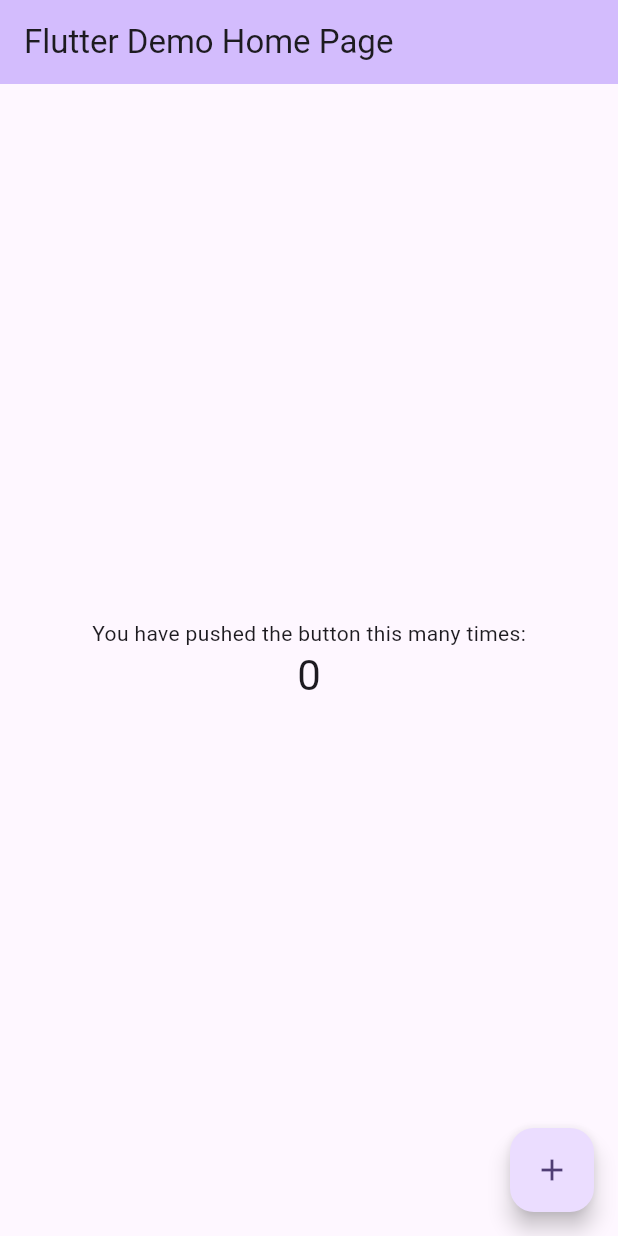
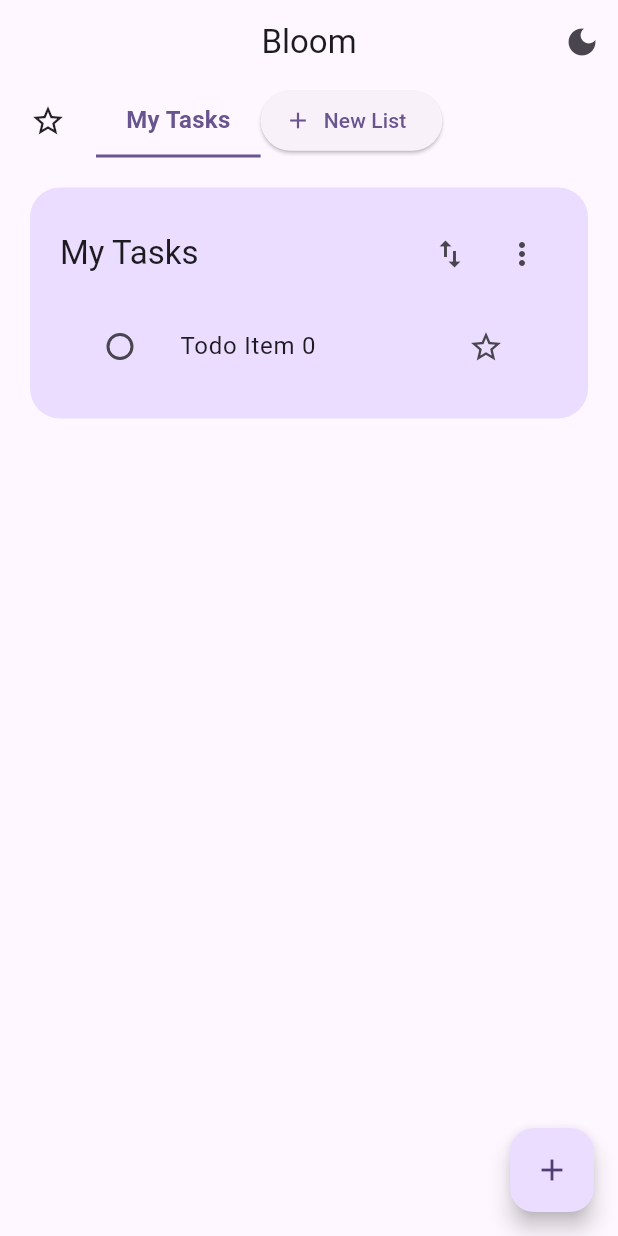
Before and after one commit to manthan307/bloom, a Flutter app: the screen it shows after launch, on a phone screen of 412 x 824 dp. Run offline on Flutter 3.47's test engine with Material 3 defaults, Android fonts, the phone set to English and light mode, and no system bars; drawn by our look-alikes of dynamic_color; our stand-ins replace flutter_riverpod, shared_preferences.

Commit message:
added tab bar

```diff
--- /dev/null
+++ b/devtools_options.yaml
@@ -0,0 +1,3 @@
+description: This file stores settings for Dart & Flutter DevTools.
+documentation: https://docs.flutter.dev/tools/devtools/extensions#configure-extension-enablement-states
+extensions:
--- /dev/null
+++ b/lib/home/home.dart
@@ -0,0 +1,133 @@
+import 'package:bloom/home/todo.dart';
+import 'package:bloom/utils/provider/theme_provider.dart';
+import 'package:flutter/material.dart';
+import 'package:flutter_riverpod/flutter_riverpod.dart';
+
+class HomePage extends ConsumerStatefulWidget {
+  const HomePage({super.key});
+
+  @override
+  ConsumerState<HomePage> createState() => _HomePageState();
+}
+
+class _HomePageState extends ConsumerState<HomePage> {
+  final PageController _pageController = PageController(initialPage: 1);
+  int _selectedIndex = 1;
+
+  void _onTabTap(int index) {
+    setState(() {
+      _selectedIndex = index;
+    });
+    _pageController.animateToPage(
+      index,
+      duration: const Duration(milliseconds: 300),
+      curve: Curves.easeInOut,
+    );
+  }
+
+  void _onPageChanged(int index) {
+    setState(() {
+      _selectedIndex = index;
+    });
+  }
+
+  Widget _buildTab(int index, {Icon? icon, String? title}) {
+    final isSelected = _selectedIndex == index;
+    return GestureDetector(
+      onTap: () => _onTabTap(index),
+      child: Container(
+        padding: EdgeInsets.symmetric(vertical: 12, horizontal: 20),
+        decoration: BoxDecoration(
+          border:
+              isSelected
+                  ? Border(
+                    bottom: BorderSide(
+                      color: Theme.of(context).colorScheme.primary,
+                      width: 2,
+                    ),
+                  )
+                  : null,
+        ),
+        child:
+            title != null
+                ? Text(
+                  title,
+                  style: TextStyle(
+                    color:
+                        isSelected
+                            ? Theme.of(context).colorScheme.primary
+                            : null,
+                    fontSize: 16,
+                    fontWeight: FontWeight.bold,
+                  ),
+                )
+                : icon != null
+                ? Icon(
+                  icon.icon,
+                  color:
+                      isSelected ? Theme.of(context).colorScheme.primary : null,
+                  size: 24,
+                )
+                : SizedBox.shrink(),
+      ),
+    );
+  }
+
+  Widget _buildButton(String text, VoidCallback onPressed, {Icon? icon}) {
+    return ElevatedButton.icon(
+      onPressed: onPressed,
+      label: Text(text),
+      icon: icon,
+    );
+  }
+
+  @override
+  Widget build(BuildContext context) {
+    final themeMode = ref.watch(themeModeProvider);
+    final isDark = themeMode == ThemeMode.dark;
+
+    return Scaffold(
+      appBar: AppBar(
+        title: Text('Bloom'),
+        centerTitle: true,
+        actions: [
+          IconButton(
+            icon: Icon(!isDark ? Icons.dark_mode : Icons.light_mode),
+            onPressed: () {
+              ref.read(themeModeProvider.notifier).toggleTheme(!isDark);
+            },
+          ),
+        ],
+      ),
+      body: Column(
+        children: [
+          Row(
+            mainAxisAlignment: MainAxisAlignment.start,
+            children: [
+              _buildTab(0, icon: Icon(Icons.star_border_outlined)),
+              _buildTab(1, title: 'My Tasks'),
+              _buildButton('New List', () {}, icon: Icon(Icons.add)),
+            ],
+          ),
+          Expanded(
+            child: PageView(
+              controller: _pageController,
+              onPageChanged: _onPageChanged,
+              children: [
+                Center(child: Text('Favourites')),
+                Todo(),
+                SizedBox.shrink(),
+              ],
+            ),
+          ),
+        ],
+      ),
+      floatingActionButton: FloatingActionButton(
+        onPressed: () {
+          // Add your action here
+        },
+        child: Icon(Icons.add),
+      ),
+    );
+  }
+}
--- /dev/null
+++ b/lib/home/todo.dart
@@ -0,0 +1,79 @@
+import 'package:bloom/utils/provider/theme_provider.dart';
+import 'package:flutter/material.dart';
+import 'package:flutter_riverpod/flutter_riverpod.dart';
+
+class Todo extends ConsumerStatefulWidget {
+  const Todo({super.key});
+
+  @override
+  ConsumerState<Todo> createState() => _TodoState();
+}
+
+class _TodoState extends ConsumerState<Todo> {
+  @override
+  Widget build(BuildContext context) {
+    final themeMode = ref.watch(themeModeProvider);
+    final isDark = themeMode == ThemeMode.dark;
+
+    return RefreshIndicator(
+      onRefresh: () async {
+        await Future.delayed(const Duration(seconds: 2));
+      },
+      child: SingleChildScrollView(
+        physics: const AlwaysScrollableScrollPhysics(),
+        child: Card(
+          color: Theme.of(
+            context,
+          ).colorScheme.primaryContainer.withValues(alpha: isDark ? 0.2 : 1),
+          elevation: 0,
+          margin: const EdgeInsets.all(20),
+          shape: RoundedRectangleBorder(
+            borderRadius: BorderRadius.circular(20),
+          ),
+          child: Padding(
+            padding: const EdgeInsets.all(20),
+            child: Column(
+              children: [
+                Row(
+                  children: [
+                    Text(
+                      'My Tasks',
+                      style: Theme.of(context).textTheme.titleLarge,
+                    ),
+                    const Spacer(),
+                    IconButton(
+                      icon: const Icon(Icons.swap_vert),
+                      onPressed: () {},
+                    ),
+                    IconButton(
+                      icon: const Icon(Icons.more_vert),
+                      onPressed: () {},
+                    ),
+                  ],
+                ),
+                const SizedBox(height: 10),
+                // Use Column + List.generate instead of ListView
+                Column(
+                  children: List.generate(1, (index) {
+                    return ListTile(
+                      title: Text('Todo Item $index'),
+                      leading: Checkbox(
+                        value: false,
+                        onChanged: (value) {},
+                        shape: const CircleBorder(),
+                      ),
+                      trailing: IconButton(
+                        icon: const Icon(Icons.star_border_outlined),
+                        onPressed: () {},
+                      ),
+                    );
+                  }),
+                ),
+              ],
+            ),
+          ),
+        ),
+      ),
+    );
+  }
+}
--- a/lib/main.dart
+++ b/lib/main.dart
@@ -1,67 +1,46 @@
+import 'package:bloom/home/home.dart';
+import 'package:bloom/utils/provider/theme_provider.dart';
+import 'package:dynamic_color/dynamic_color.dart';
 import 'package:flutter/material.dart';
+import 'package:flutter_riverpod/flutter_riverpod.dart';
 
 void main() {
-  runApp(const MyApp());
+  WidgetsFlutterBinding.ensureInitialized();
+  runApp(ProviderScope(child: MyApp()));
 }
 
-class MyApp extends StatelessWidget {
+class MyApp extends ConsumerWidget {
   const MyApp({super.key});
 
   @override
-  Widget build(BuildContext context) {
-    return MaterialApp(
-      title: 'Flutter Demo',
-      theme: ThemeData(
-        colorScheme: ColorScheme.fromSeed(seedColor: Colors.deepPurple),
-      ),
-      home: const MyHomePage(title: 'Flutter Demo Home Page'),
+  Widget build(BuildContext context, WidgetRef ref) {
+    final themeMode = ref.watch(themeModeProvider);
+
+    return DynamicColorBuilder(
+      builder: (ColorScheme? lightDynamic, ColorScheme? darkDynamic) {
+        return MaterialApp(
+          title: 'Flutter Demo',
+          debugShowCheckedModeBanner: false,
+          theme: ThemeData(
+            colorScheme:
+                lightDynamic ??
+                ColorScheme.fromSeed(
+                  seedColor: Colors.deepPurple,
+                  brightness: Brightness.light,
+                ),
+          ),
+          darkTheme: ThemeData(
+            colorScheme:
+                darkDynamic ??
+                ColorScheme.fromSeed(
+                  seedColor: Colors.deepPurple,
+                  brightness: Brightness.dark,
+                ),
+          ),
+          themeMode: themeMode,
+          home: const HomePage(),
+        );
+      },
     );
   }
 }
-
-class MyHomePage extends StatefulWidget {
-  const MyHomePage({super.key, required this.title});
-
-  final String title;
-
-  @override
-  State<MyHomePage> createState() => _MyHomePageState();
-}
-
-class _MyHomePageState extends State<MyHomePage> {
-  int _counter = 0;
-
-  void _incrementCounter() {
-    setState(() {
-      _counter++;
-    });
-  }
-
-  @override
-  Widget build(BuildContext context) {
-    return Scaffold(
-      appBar: AppBar(
-        backgroundColor: Theme.of(context).colorScheme.inversePrimary,
-
-        title: Text(widget.title),
-      ),
-      body: Center(
-        child: Column(
-          mainAxisAlignment: MainAxisAlignment.center,
-          children: <Widget>[
-            const Text('You have pushed the button this many times:'),
-            Text(
-              '$_counter',
-              style: Theme.of(context).textTheme.headlineMedium,
-            ),
-          ],
-        ),
-      ),
-      floatingActionButton: FloatingActionButton(
-        onPressed: _incrementCounter,
-        tooltip: 'Increment',
-        child: const Icon(Icons.add),
-      ),
-    );
-  }
-}
```
Also changed, not shown: lib/utils/models/todo_model.dart (added, +115 -0 lines), lib/utils/provider/theme_provider.dart (added, +57 -0 lines), pubspec.yaml (+5 -2 lines), pubspec.lock, 1 other file.
